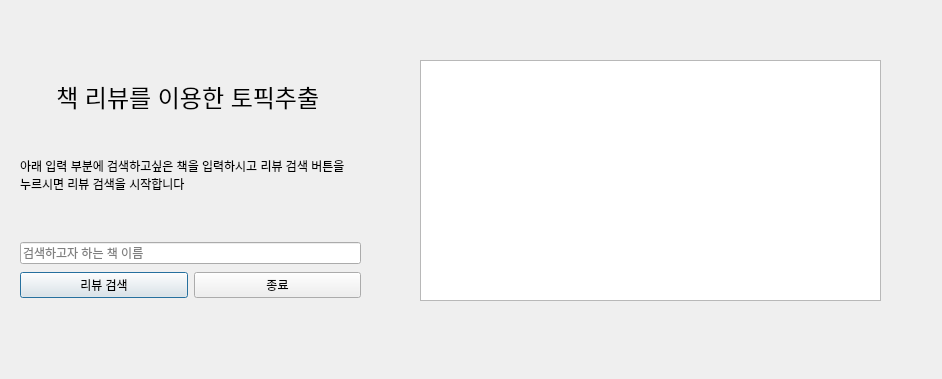
Before: the Qt Designer form gui.ui in hakyoung0926/CapstoneLDA, drawn with Qt 5.
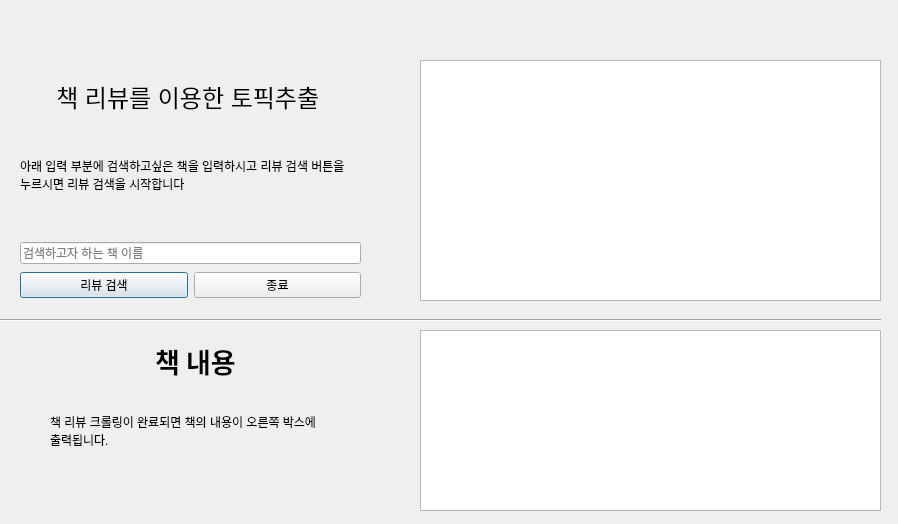
After: the same form once the commit is applied.

The edit to the form file:
```diff
--- a/gui.ui
+++ b/gui.ui
@@ -6,8 +6,8 @@
    <rect>
     <x>0</x>
     <y>0</y>
-    <width>942</width>
-    <height>379</height>
+    <width>898</width>
+    <height>524</height>
    </rect>
   </property>
   <property name="windowTitle">
@@ -117,6 +117,75 @@
     </font>
    </property>
   </widget>
+  <widget class="QTextBrowser" name="bookContent">
+   <property name="geometry">
+    <rect>
+     <x>420</x>
+     <y>330</y>
+     <width>461</width>
+     <height>181</height>
+    </rect>
+   </property>
+  </widget>
+  <widget class="QLabel" name="label_3">
+   <property name="geometry">
+    <rect>
+     <x>100</x>
+     <y>340</y>
+     <width>191</width>
+     <height>41</height>
+    </rect>
+   </property>
+   <property name="font">
+    <font>
+     <family>Agency FB</family>
+     <pointsize>20</pointsize>
+     <weight>75</weight>
+     <bold>true</bold>
+    </font>
+   </property>
+   <property name="text">
+    <string>책 내용</string>
+   </property>
+   <property name="alignment">
+    <set>Qt::AlignCenter</set>
+   </property>
+  </widget>
+  <widget class="QLabel" name="label_4">
+   <property name="geometry">
+    <rect>
+     <x>50</x>
+     <y>390</y>
+     <width>291</width>
+     <height>81</height>
+    </rect>
+   </property>
+   <property name="text">
+    <string>책 리뷰 크롤링이 완료되면 책의 내용이 오른쪽 박스에 출력됩니다.</string>
+   </property>
+   <property name="scaledContents">
+    <bool>false</bool>
+   </property>
+   <property name="wordWrap">
+    <bool>true</bool>
+   </property>
+   <property name="margin">
+    <number>12</number>
+   </property>
+  </widget>
+  <widget class="Line" name="line">
+   <property name="geometry">
+    <rect>
+     <x>0</x>
+     <y>310</y>
+     <width>881</width>
+     <height>20</height>
+    </rect>
+   </property>
+   <property name="orientation">
+    <enum>Qt::Horizontal</enum>
+   </property>
+  </widget>
  </widget>
  <resources/>
  <connections/>
```
